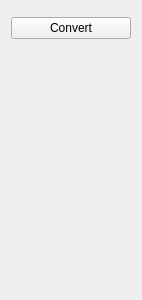
The window that Plugins/org.mitk.gui.qt.segmentation/src/internal/SegmentationUtilities/SurfaceToImage/QmitkSurfaceToImageWidgetControls.ui (MITK/MITK) describes before a commit, drawn with Qt 5.
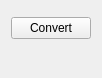
The same window after the commit. Custom widgets are drawn as their Qt base class.

Diff of the .ui file:
```diff
--- a/Plugins/org.mitk.gui.qt.segmentation/src/internal/SegmentationUtilities/SurfaceToImage/QmitkSurfaceToImageWidgetControls.ui
+++ b/Plugins/org.mitk.gui.qt.segmentation/src/internal/SegmentationUtilities/SurfaceToImage/QmitkSurfaceToImageWidgetControls.ui
@@ -6,8 +6,8 @@
    <rect>
     <x>0</x>
     <y>0</y>
-    <width>142</width>
-    <height>300</height>
+    <width>94</width>
+    <height>78</height>
    </rect>
   </property>
   <layout class="QVBoxLayout" name="verticalLayout">
```
